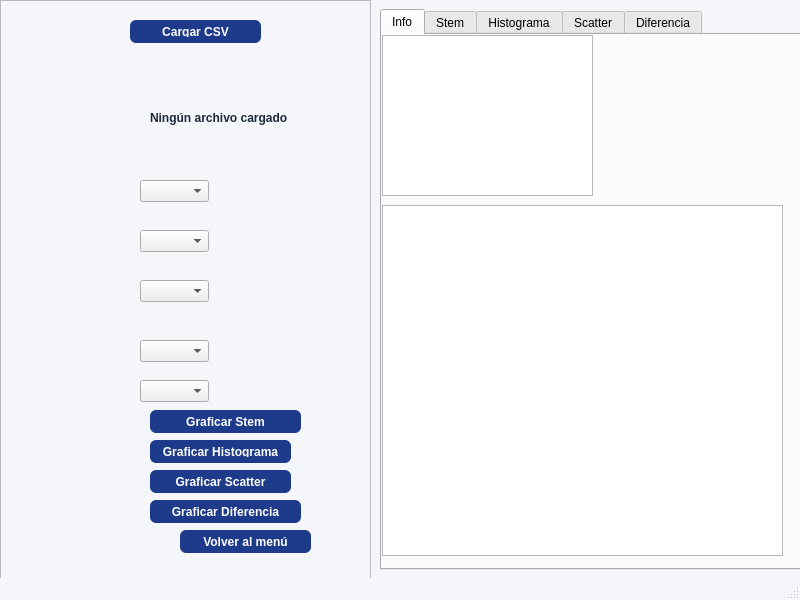
Old version of the form vista/ui/ventana_senales_csv.ui in the repository santiagoagudelo17-stack/neurolens.
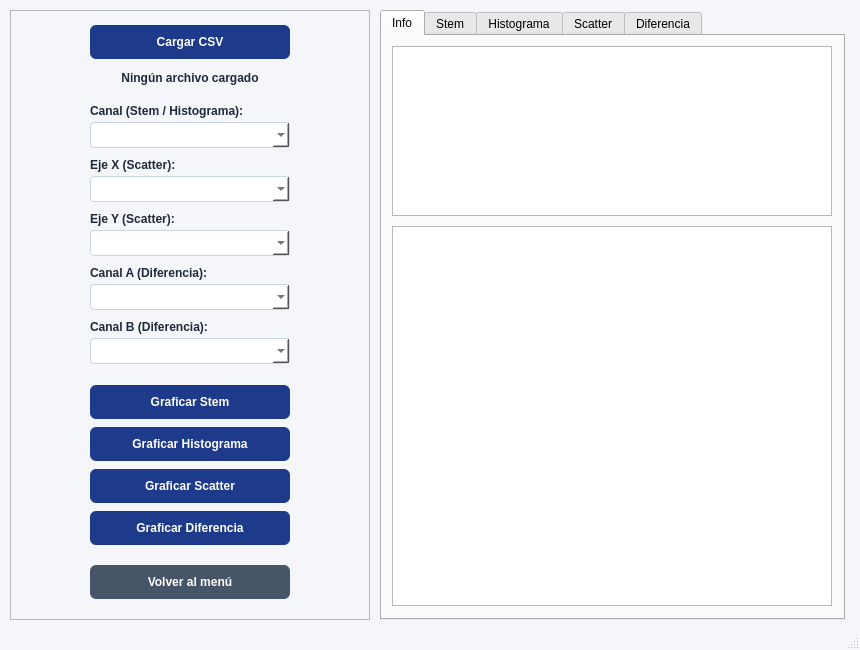
New version of the form. The open tabs and pages were chosen to show the change.

```diff
--- a/vista/ui/ventana_senales_csv.ui
+++ b/vista/ui/ventana_senales_csv.ui
@@ -6,8 +6,8 @@
    <rect>
     <x>0</x>
     <y>0</y>
-    <width>800</width>
-    <height>600</height>
+    <width>860</width>
+    <height>650</height>
    </rect>
   </property>
   <property name="windowTitle">
@@ -17,24 +17,19 @@
    <string notr="true">QMainWindow { background-color: #F4F6F9; }
 QPushButton { background-color: #1E3A8A; color: white; border-radius: 6px; padding: 6px 12px; font-weight: bold; }
 QPushButton:hover { background-color: #2563EB; }
-QLabel { color: #1E293B; font-weight: bold; }</string>
+QLabel { color: #1E293B; font-weight: bold; }
+QComboBox { background-color: white; color: #1E293B; border: 1px solid #CBD5E1; border-radius: 4px; padding: 3px 8px; }</string>
   </property>
   <widget class="QWidget" name="centralwidget">
    <widget class="QFrame" name="frame">
     <property name="geometry">
      <rect>
-      <x>0</x>
-      <y>0</y>
-      <width>371</width>
-      <height>581</height>
+      <x>10</x>
+      <y>10</y>
+      <width>360</width>
+      <height>610</height>
      </rect>
     </property>
-    <property name="styleSheet">
-     <string notr="true">QMainWindow { background-color: #F4F6F9; }
-QPushButton { background-color: #1E3A8A; color: white; border-radius: 6px; padding: 6px 12px; font-weight: bold; }
-QPushButton:hover { background-color: #2563EB; }
-QLabel { color: #1E293B; font-weight: bold; }</string>
-    </property>
     <property name="frameShape">
      <enum>QFrame::StyledPanel</enum>
     </property>
@@ -44,10 +39,10 @@
     <widget class="QPushButton" name="btnCargarCSV">
      <property name="geometry">
       <rect>
-       <x>130</x>
-       <y>20</y>
-       <width>131</width>
-       <height>23</height>
+       <x>80</x>
+       <y>15</y>
+       <width>200</width>
+       <height>34</height>
       </rect>
      </property>
      <property name="text">
@@ -57,73 +52,141 @@
     <widget class="QLabel" name="labelArchivo">
      <property name="geometry">
       <rect>
-       <x>150</x>
-       <y>110</y>
-       <width>141</width>
-       <height>16</height>
+       <x>30</x>
+       <y>58</y>
+       <width>300</width>
+       <height>20</height>
       </rect>
      </property>
+     <property name="alignment">
+      <set>Qt::AlignCenter</set>
+     </property>
      <property name="text">
       <string>Ningún archivo cargado</string>
      </property>
     </widget>
+    <widget class="QLabel" name="lblTituloCanal">
+     <property name="geometry">
+      <rect>
+       <x>80</x>
+       <y>92</y>
+       <width>200</width>
+       <height>18</height>
+      </rect>
+     </property>
+     <property name="text">
+      <string>Canal (Stem / Histograma):</string>
+     </property>
+    </widget>
     <widget class="QComboBox" name="comboCanal">
      <property name="geometry">
       <rect>
-       <x>140</x>
-       <y>180</y>
-       <width>69</width>
-       <height>22</height>
+       <x>80</x>
+       <y>112</y>
+       <width>200</width>
+       <height>26</height>
       </rect>
      </property>
     </widget>
+    <widget class="QLabel" name="lblTituloX">
+     <property name="geometry">
+      <rect>
+       <x>80</x>
+       <y>146</y>
+       <width>200</width>
+       <height>18</height>
+      </rect>
+     </property>
+     <property name="text">
+      <string>Eje X (Scatter):</string>
+     </property>
+    </widget>
     <widget class="QComboBox" name="comboX">
      <property name="geometry">
       <rect>
-       <x>140</x>
-       <y>230</y>
-       <width>69</width>
-       <height>22</height>
+       <x>80</x>
+       <y>166</y>
+       <width>200</width>
+       <height>26</height>
       </rect>
      </property>
     </widget>
+    <widget class="QLabel" name="lblTituloY">
+     <property name="geometry">
+      <rect>
+       <x>80</x>
+       <y>200</y>
+       <width>200</width>
+       <height>18</height>
+      </rect>
+     </property>
+     <property name="text">
+      <string>Eje Y (Scatter):</string>
+     </property>
+    </widget>
     <widget class="QComboBox" name="comboY">
      <property name="geometry">
       <rect>
-       <x>140</x>
-       <y>280</y>
-       <width>69</width>
-       <height>22</height>
+       <x>80</x>
+       <y>220</y>
+       <width>200</width>
+       <height>26</height>
       </rect>
      </property>
     </widget>
+    <widget class="QLabel" name="lblTituloCanalA">
+     <property name="geometry">
+      <rect>
+       <x>80</x>
+       <y>254</y>
+       <width>200</width>
+       <height>18</height>
+      </rect>
+     </property>
+     <property name="text">
+      <string>Canal A (Diferencia):</string>
+     </property>
+    </widget>
     <widget class="QComboBox" name="comboCanalA">
      <property name="geometry">
       <rect>
-       <x>140</x>
-       <y>340</y>
-       <width>69</width>
-       <height>22</height>
+       <x>80</x>
+       <y>274</y>
+       <width>200</width>
+       <height>26</height>
       </rect>
      </property>
     </widget>
+    <widget class="QLabel" name="lblTituloCanalB">
+     <property name="geometry">
+      <rect>
+       <x>80</x>
+       <y>308</y>
+       <width>200</width>
+       <height>18</height>
+      </rect>
+     </property>
+     <property name="text">
+      <string>Canal B (Diferencia):</string>
+     </property>
+    </widget>
     <widget class="QComboBox" name="comboCanalB">
      <property name="geometry">
       <rect>
-       <x>140</x>
-       <y>380</y>
-       <width>69</width>
-       <height>22</height>
+       <x>80</x>
+       <y>328</y>
+       <width>200</width>
+       <height>26</height>
       </rect>
      </property>
     </widget>
     <widget class="QPushButton" name="btnGraficarStem">
      <property name="geometry">
       <rect>
-       <x>150</x>
-       <y>410</y>
-       <width>151</width>
-       <height>23</height>
+       <x>80</x>
+       <y>375</y>
+       <width>200</width>
+       <height>34</height>
       </rect>
      </property>
      <property name="text">
@@ -133,10 +196,10 @@
     <widget class="QPushButton" name="btnGraficarHist">
      <property name="geometry">
       <rect>
-       <x>150</x>
-       <y>440</y>
-       <width>141</width>
-       <height>23</height>
+       <x>80</x>
+       <y>417</y>
+       <width>200</width>
+       <height>34</height>
       </rect>
      </property>
      <property name="text">
@@ -146,10 +209,10 @@
     <widget class="QPushButton" name="btnGraficarScatter">
      <property name="geometry">
       <rect>
-       <x>150</x>
-       <y>470</y>
-       <width>141</width>
-       <height>23</height>
+       <x>80</x>
+       <y>459</y>
+       <width>200</width>
+       <height>34</height>
       </rect>
      </property>
      <property name="text">
@@ -159,10 +222,10 @@
     <widget class="QPushButton" name="btnGraficarDiferencia">
      <property name="geometry">
       <rect>
-       <x>150</x>
-       <y>500</y>
-       <width>151</width>
-       <height>23</height>
+       <x>80</x>
+       <y>501</y>
+       <width>200</width>
+       <height>34</height>
       </rect>
      </property>
      <property name="text">
@@ -172,12 +235,15 @@
     <widget class="QPushButton" name="btnVolverMenu">
      <property name="geometry">
       <rect>
-       <x>180</x>
-       <y>530</y>
-       <width>131</width>
-       <height>23</height>
+       <x>80</x>
+       <y>555</y>
+       <width>200</width>
+       <height>34</height>
       </rect>
      </property>
+     <property name="styleSheet">
+      <string notr="true">background-color: #475569; color: white;</string>
+     </property>
      <property name="text">
       <string>Volver al menú</string>
      </property>
@@ -187,17 +253,11 @@
     <property name="geometry">
      <rect>
       <x>380</x>
-      <y>9</y>
-      <width>421</width>
-      <height>561</height>
+      <y>10</y>
+      <width>465</width>
+      <height>610</height>
      </rect>
     </property>
-    <property name="styleSheet">
-     <string notr="true">QMainWindow { background-color: #F4F6F9; }
-QPushButton { background-color: #1E3A8A; color: white; border-radius: 6px; padding: 6px 12px; font-weight: bold; }
-QPushButton:hover { background-color: #2563EB; }
-QLabel { color: #1E293B; font-weight: bold; }</string>
-    </property>
     <property name="currentIndex">
      <number>4</number>
     </property>
@@ -208,20 +268,20 @@
      <widget class="QPlainTextEdit" name="textInfo">
       <property name="geometry">
        <rect>
-        <x>0</x>
-        <y>0</y>
-        <width>211</width>
-        <height>161</height>
+        <x>10</x>
+        <y>10</y>
+        <width>440</width>
+        <height>170</height>
        </rect>
       </property>
      </widget>
      <widget class="QTableWidget" name="tableDescribe">
       <property name="geometry">
        <rect>
-        <x>0</x>
-        <y>170</y>
-        <width>401</width>
-        <height>351</height>
+        <x>10</x>
+        <y>190</y>
+        <width>440</width>
+        <height>380</height>
        </rect>
       </property>
      </widget>
```
Left out of the diff: 30 changed lines with no effect on the pictures.
